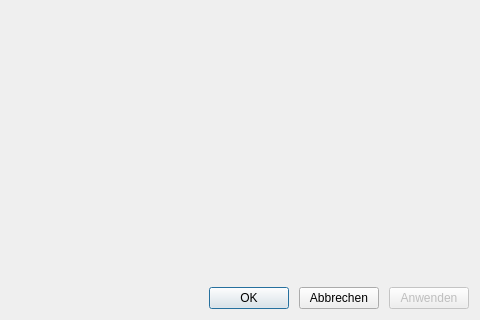
First picture: the form in ui/qmsettingsdialog.ui, repository Christian-Kr/QualificationMatrix, before the edit; both pictures show x 277 to 757 and y 303 to 623 of the 757 by 623 pixel window.
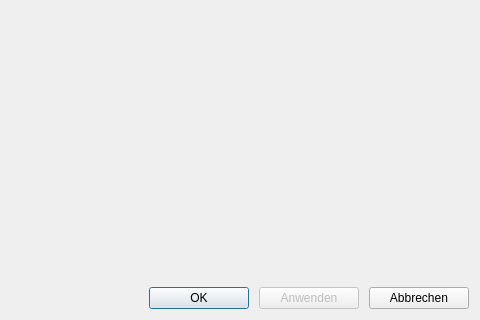
Second picture: the form after the edit.

Commit message: Put train data dialog in widget

What changed in the file:
```diff
--- a/ui/qmsettingsdialog.ui
+++ b/ui/qmsettingsdialog.ui
@@ -68,28 +68,52 @@
        </item>
        <item>
         <widget class="QPushButton" name="pbAccept">
+         <property name="minimumSize">
+          <size>
+           <width>100</width>
+           <height>0</height>
+          </size>
+         </property>
          <property name="text">
           <string>OK</string>
          </property>
         </widget>
        </item>
-       <item>
-        <widget class="QPushButton" name="pbReject">
-         <property name="text">
-          <string>Abbrechen</string>
-         </property>
-        </widget>
-       </item>
        <item>
         <widget class="QPushButton" name="pbApply">
          <property name="enabled">
           <bool>false</bool>
          </property>
+         <property name="minimumSize">
+          <size>
+           <width>100</width>
+           <height>0</height>
+          </size>
+         </property>
          <property name="text">
           <string>Anwenden</string>
          </property>
         </widget>
        </item>
+       <item>
+        <widget class="QPushButton" name="pbReject">
+         <property name="minimumSize">
+          <size>
+           <width>100</width>
+           <height>0</height>
+          </size>
+         </property>
+         <property name="text">
+          <string>Abbrechen</string>
+         </property>
+         <property name="default">
+          <bool>false</bool>
+         </property>
+         <property name="flat">
+          <bool>false</bool>
+         </property>
+        </widget>
+       </item>
       </layout>
      </item>
     </layout>
```
Left out of the diff: 6 changed lines with no effect on the pictures. The commit also changes 3 other files.
